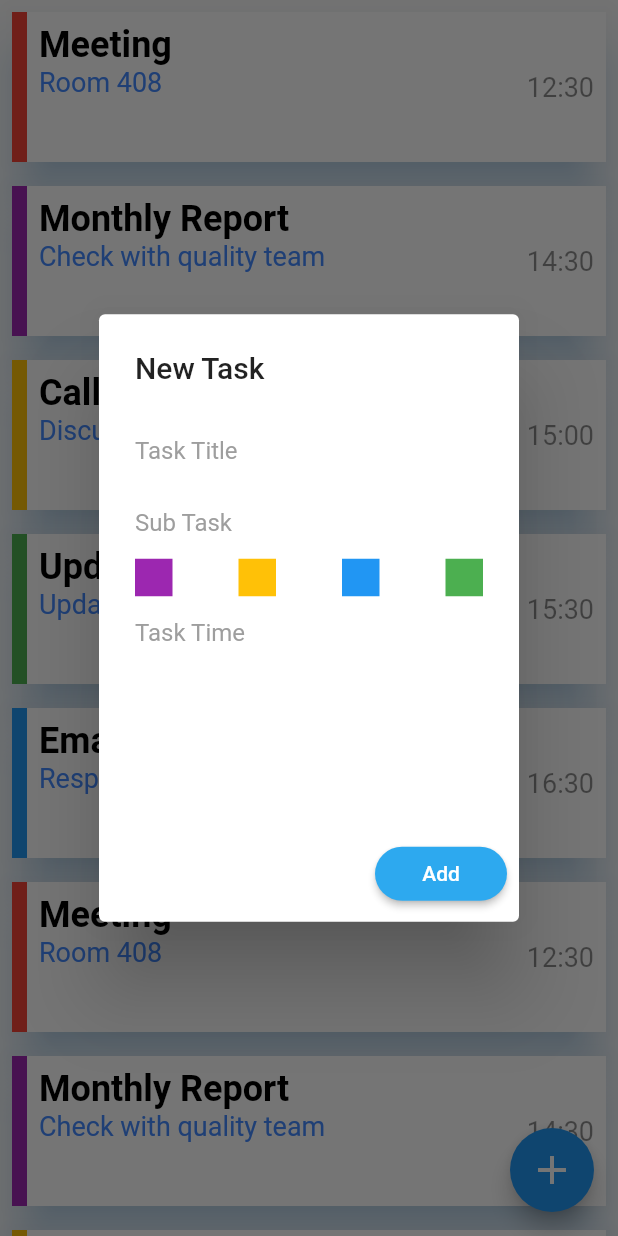
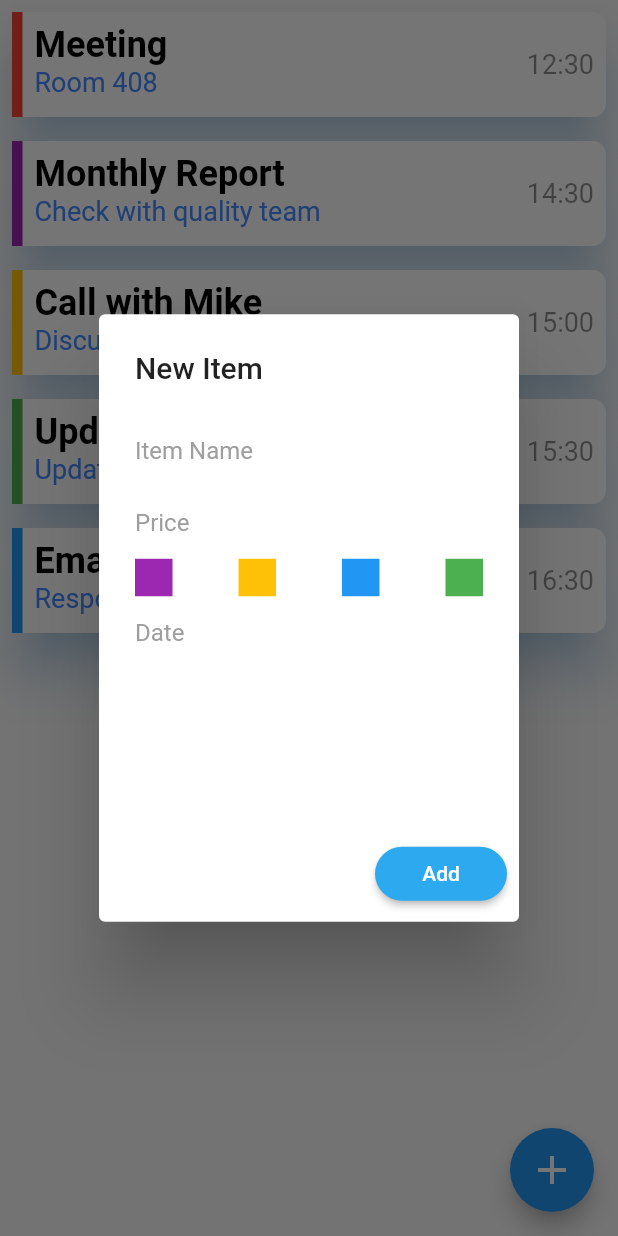
Before and after one commit to RicardoMudinyane/ShopSmart, a Flutter app: the MyListPage screen opened directly, after a tap on the "add" icon, on a phone screen of 412 x 824 dp. Run offline on Flutter 3.47's test engine with Material 2 defaults, Android fonts, the phone set to English and light mode, and no system bars; our stand-ins replace carousel_slider, dio, font_awesome_flutter; network calls fail.

```diff
--- a/lib/screens/mylist.dart
+++ b/lib/screens/mylist.dart
@@ -22,16 +22,6 @@ class MyListPageState extends State<MyListPage> {
       tasks.add(new Task("Call with Mike", "Discuss about release", "15:00", Colors.amber));
       tasks.add(new Task("Update", "Update website with new design", "15:30", Colors.green));
       tasks.add(new Task("Email", "Respond to Charles Email", "16:30", Colors.blue));
-      tasks.add(new Task("Meeting", "Room 408", "12:30", Colors.red));
-      tasks.add(new Task("Monthly Report", "Check with quality team", "14:30", Colors.purple));
-      tasks.add(new Task("Call with Mike", "Discuss about release", "15:00", Colors.amber));
-      tasks.add(new Task("Update", "Update website with new design", "15:30", Colors.green));
-      tasks.add(new Task("Email", "Respond to Charles Email", "16:30", Colors.blue));
-      tasks.add(new Task("Meeting", "Room 408", "12:30", Colors.red));
-      tasks.add(new Task("Monthly Report", "Check with quality team", "14:30", Colors.purple));
-      tasks.add(new Task("Call with Mike", "Discuss about release", "15:00", Colors.amber));
-      tasks.add(new Task("Update", "Update website with new design", "15:30", Colors.green));
-      tasks.add(new Task("Email", "Respond to Charles Email", "16:30", Colors.blue));
     });
 
   }
@@ -42,6 +32,7 @@ class MyListPageState extends State<MyListPage> {
   Widget build(BuildContext context) {
     return Scaffold(
       body: Container(
+        width: MediaQuery.of(context).size.width,
 
 
                 child: ListView.builder(
@@ -53,13 +44,22 @@ class MyListPageState extends State<MyListPage> {
 
                       return Dismissible(
                         key: Key(tasks[position].toString()),
+
+                        background: _myHiddenContainer(
+                            tasks[position].status
+                        ),
+
                         child: _myListContainer(
                             tasks[position].taskname, tasks[position].subtask, tasks[position].tasktime, tasks[position].status
                         ),
                         onDismissed: (direction){
+
                           if(direction == DismissDirection.startToEnd){
                             Scaffold.of(context).showSnackBar(
-                                SnackBar(content: Text("Delete")));
+                                SnackBar(content: Text("Removed",
+                                  style: TextStyle(color: Colors.red),
+                                    textAlign: TextAlign.center
+                                )));
                             if(tasks.contains(tasks.removeAt(position))){
                               setState(() {
                                 tasks.remove(tasks.removeAt(position));
@@ -68,11 +68,19 @@ class MyListPageState extends State<MyListPage> {
                           }else{
                             if(direction == DismissDirection.endToStart){
                               Scaffold.of(context).showSnackBar(
-                                  SnackBar(content: Text("Archive"))
+                                  SnackBar(content: Text("Item Bought",
+                                      style: TextStyle(color: Colors.green),
+                                      textAlign: TextAlign.center))
                               );
                               // Archive functionality
+                              if(tasks.contains(tasks.removeAt(position))){
+                                setState(() {
+                                  tasks.remove(tasks.removeAt(position));
+                                });
+                              }
                             }
                           }
+
                         },
                       );
 
@@ -93,7 +101,7 @@ class MyListPageState extends State<MyListPage> {
                 Color taskcolor;
 
                 return AlertDialog(
-                  title: Text("New Task"),
+                  title: Text("New Item"),
                   content: Container(
                     height: 250.0,
                     child: Column(
@@ -104,7 +112,7 @@ class MyListPageState extends State<MyListPage> {
                             textAlign: TextAlign.left,
                             decoration: InputDecoration(
                               border: InputBorder.none,
-                              hintText: "Task Title",
+                              hintText: "Item Name",
                               hintStyle: TextStyle(color: Colors.grey),
                             ),
                           ),
@@ -116,7 +124,7 @@ class MyListPageState extends State<MyListPage> {
                             textAlign: TextAlign.left,
                             decoration: InputDecoration(
                               border: InputBorder.none,
-                              hintText: "Sub Task",
+                              hintText: "Price",
                               hintStyle: TextStyle(color: Colors.grey),
                             ),
                           ),
@@ -175,7 +183,7 @@ class MyListPageState extends State<MyListPage> {
                             textAlign: TextAlign.left,
                             decoration: InputDecoration(
                               border: InputBorder.none,
-                              hintText: "Task Time",
+                              hintText: "Date",
                               hintStyle: TextStyle(color: Colors.grey),
                             ),
                           ),
@@ -212,21 +220,36 @@ class MyListPageState extends State<MyListPage> {
   }
 
   Widget _myListContainer(String taskname, String subtask, String taskTime, Color taskColor){
+
     return Padding(
+
       padding: const EdgeInsets.all(8.0),
+
       child: Container(
-        height: 100.0,
+        height: 70.0,
+        decoration: new BoxDecoration(
+            borderRadius: BorderRadius.circular(7.0)
+        ),
+
         child: Material(
           color: Colors.white,
           elevation: 14.0,
           shadowColor: Color(0x802196F3),
+          borderRadius: BorderRadius.circular(9.0),
+
           child: Container(
+
+            decoration: new BoxDecoration(
+                borderRadius: BorderRadius.circular(7.0)
+            ),
+
             child: Row(
               children: <Widget>[
                 Container(
-                  height: 100.0,
-                  width: 10.0,
+                  height: 70.0,
+                  width: 7.0,
                   color: taskColor,
+
                 ),
                 Expanded(
                   child: Padding(
@@ -274,6 +297,48 @@ class MyListPageState extends State<MyListPage> {
     );
   }
 
+  Widget _myHiddenContainer(Color taskColor){
 
+    return Container(
+      height: MediaQuery.of(context).size.height,
+      color: taskColor,
+
+      child: Row(
+        mainAxisAlignment: MainAxisAlignment.spaceBetween,
+        children: <Widget>[
+
+          Align(
+            alignment: Alignment.centerLeft,
+            child: IconButton(
+                icon: Icon(FontAwesomeIcons.solidTrashAlt),
+                color: Colors.white,
+                onPressed: (){
+                  setState(() {
+
+                  });
+                }),
+          ),
+          Align(
+            alignment: Alignment.centerRight,
+            child: IconButton(
+                icon: Icon(FontAwesomeIcons.archive),
+                color: Colors.white,
+                onPressed: (){
+                  setState(() {
+
+                  });
+                }),
+          ),
+        ],
+      ),
+    );
+
+  }
+
+  void _restitchDress (){
+
+    // Some code Here
+
+  }
 
 }
--- a/lib/screens/settings.dart
+++ b/lib/screens/settings.dart
@@ -10,7 +10,7 @@ class SettingsPage extends StatelessWidget {
       //appBar: new AppBar(title: new Text(title), backgroundColor: Colors.redAccent,),
 
         body: Center(
-          child: Text("Sttings Screen"),
+          child: Text("Settings Screen"),
         )
 
 
```
Also changed, not shown: lib/screens/shop.dart (+71 -6 lines).
